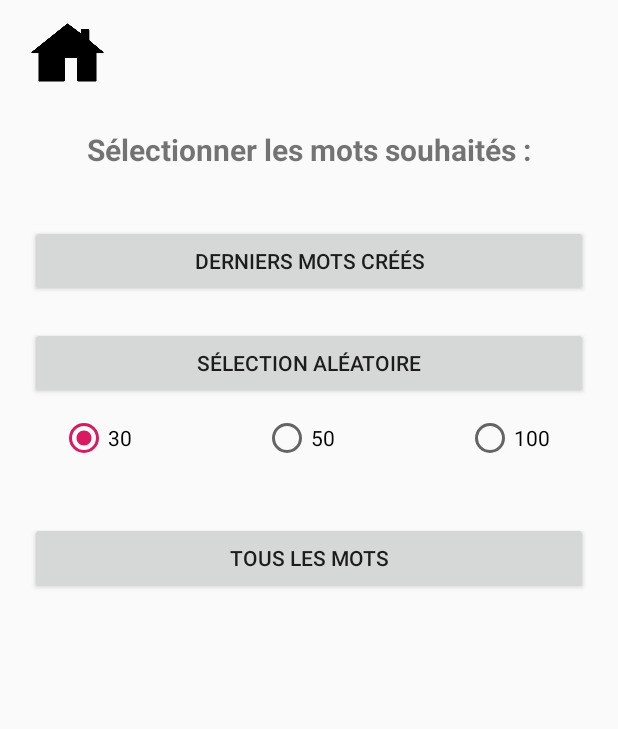
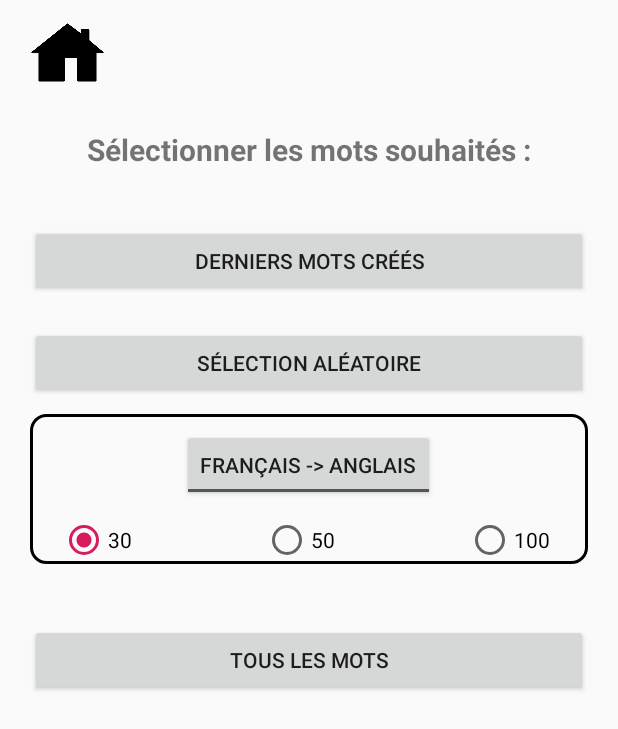
Before and after one commit to acTechWorld/LearnWords, an Android app: the OralTraductionMenu screen opened directly, with no data from a screen before it, on a phone screen of 412 x 824 dp. Shown: the top 729 px of the screen. Run offline under Robolectric (Android 15) with nearby library versions, the phone set to English and light mode, and no system bars.

Commit message:
Update Oral traduction Game Pages ADD French to english option

```diff
--- a/app/src/main/java/com/perso/learnwords/EditWordPopup.kt
+++ b/app/src/main/java/com/perso/learnwords/EditWordPopup.kt
@@ -123,6 +123,7 @@ class EditWordPopup : AppCompatActivity() {
             var jsonString = sharedPreferences.getString("jsonString", "")
             var jsonObj = gson.parse(jsonString)
 
+
             var jsonObjectEdited = JsonObject()
             if (wordInputSection1Edit != null && wordInputSection2Edit != null) {
                 if (mode == 0){
@@ -136,6 +137,9 @@ class EditWordPopup : AppCompatActivity() {
                     jsonObjectEdited.addProperty("checked", false)
                 }
             }
+
+
+
             jsonObj.asJsonArray.set(position, jsonObjectEdited)
             var newJsonString = Gson().toJson(jsonObj)
             val file = File("/data/user/0/com.perso.learnwords/files/words.json")
--- a/app/src/main/java/com/perso/learnwords/TraductionGame.kt
+++ b/app/src/main/java/com/perso/learnwords/TraductionGame.kt
@@ -20,8 +20,10 @@ class TraductionGame() : AppCompatActivity() {
     override fun onCreate(savedInstanceState: Bundle?) {
         super.onCreate(savedInstanceState)
         setContentView(R.layout.activity_traduction_game_reveal)
+
+        //Var to know if it is french to english or english to french game
         var mode = intent.getIntExtra("mode", 0)
-        System.out.println(mode)
+
         var isRestart = intent.getIntExtra("restart",0)
         var listWordError = ArrayList<Word>()
 
--- a/app/src/main/java/com/perso/learnwords/TraductionMenu.kt
+++ b/app/src/main/java/com/perso/learnwords/TraductionMenu.kt
@@ -25,10 +25,10 @@ class TraductionMenu : AppCompatActivity() {
 
         toggleButtonLanguage.setOnCheckedChangeListener{_, isChecked ->
             if (isChecked) {
-                // The toggle is enabled
+                // The toggle is enabled French to English mode
                 toggleMode = 1
             } else {
-                // The toggle is disabled
+                // The toggle is disabled English to french mode
                 toggleMode = 0
             }
         }
--- a/app/src/main/java/com/perso/learnwords/Word.kt
+++ b/app/src/main/java/com/perso/learnwords/Word.kt
@@ -5,6 +5,7 @@ class Word {
     var english_word : String = ""
     var index : String?
     var checked : Boolean = false
+    var view : Boolean = true
 
     constructor(french_word: String, english_word: String, index : String?, checked : Boolean) {
         this.french_word = french_word
@@ -13,4 +14,8 @@ class Word {
         this.checked = checked
     }
 
+
+
+
+
 }
--- a/app/src/main/res/layout/activity_oral_traduction_menu.xml
+++ b/app/src/main/res/layout/activity_oral_traduction_menu.xml
@@ -54,12 +54,34 @@
         android:layout_marginBottom="10dp"
         android:text="Sélection aléatoire" />
 
+    <LinearLayout
+        android:layout_width="match_parent"
+        android:layout_height="wrap_content"
+        android:layout_marginLeft="20dp"
+        android:layout_marginRight="20dp"
+        android:background="@drawable/border_background"
+        android:orientation="vertical">
+
+        <ToggleButton
+            android:id="@+id/toggleButtonLanguage"
+            android:layout_width="wrap_content"
+            android:layout_height="wrap_content"
+            android:layout_gravity="center"
+            android:layout_marginLeft="20dp"
+            android:layout_marginTop="10dp"
+            android:layout_marginRight="20dp"
+            android:layout_marginBottom="10dp"
+            android:checked="false"
+            android:text="French traduction"
+            android:textOff="Français -> Anglais"
+            android:textOn="Anglais -> Français" />
+
         <RadioGroup
             android:id="@+id/nbWordsRadioButtons"
             android:layout_width="wrap_content"
             android:layout_height="wrap_content"
             android:orientation="horizontal"
-        android:paddingLeft="40dp">
+            android:paddingLeft="20dp">
 
             <RadioButton
                 android:id="@+id/radioButton1"
@@ -83,6 +105,7 @@
                 android:text="100" />
 
         </RadioGroup>
+    </LinearLayout>
 
     <Button
         android:id="@+id/allWordsButton"
```
Also changed, not shown: app/src/main/java/com/perso/learnwords/MainActivity.kt (+36 -9 lines), app/src/main/java/com/perso/learnwords/OralTraductionGame.kt (+44 -14 lines), app/src/main/java/com/perso/learnwords/OralTraductionMenu.kt (+16 -0 lines), app/src/main/java/com/perso/learnwords/WordSectionAdapter.kt (+22 -2 lines), app/src/main/res/layout/activity_main.xml (+37 -9 lines), app/src/main/res/layout/activity_oral_traduction_game.xml (+4 -4 lines). Lines whose indentation alone changed are shown as unchanged.
